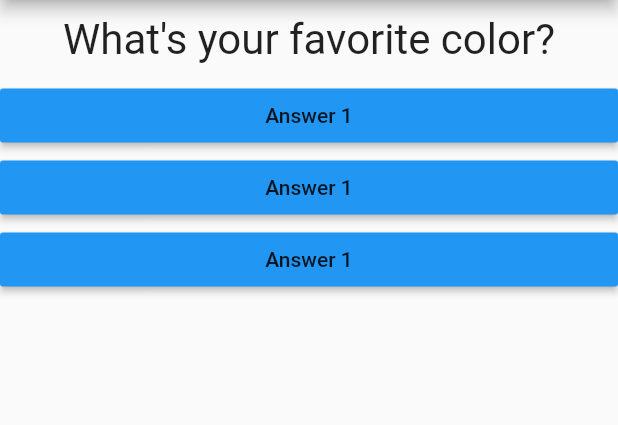
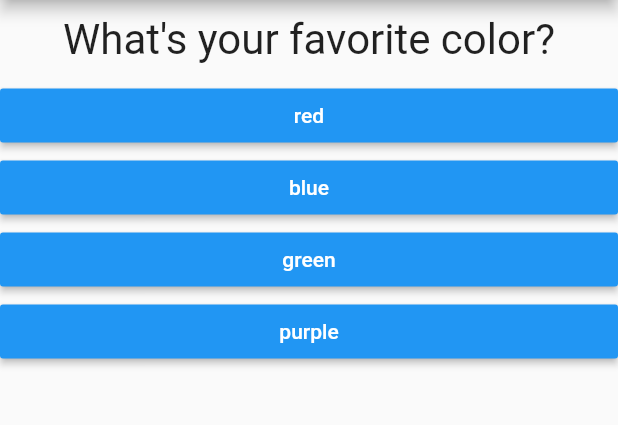
Before and after one commit to jackjhall22/firstFlutterApp, a Flutter app: the screen it shows after launch, on a phone screen of 412 x 824 dp, the part 84-509 px from its top. Run offline on Flutter 3.47's test engine with Material 2 defaults, Android fonts, the phone set to English and light mode, and no system bars.

Commit message:
support dynamic rendering answer buttons

```diff
--- a/lib/answer.dart
+++ b/lib/answer.dart
@@ -2,14 +2,17 @@ import 'package:flutter/material.dart';
 
 class Answer extends StatelessWidget {
   final Function selectHandler;
-  Answer(this.selectHandler);
+  final String answerText;
+
+  Answer(this.selectHandler, this.answerText);
   @override
   Widget build(BuildContext context) {
     return Container(
       width: double.infinity,
       child: RaisedButton(
         color: Colors.blue,
-        child: Text('Answer 1'),
+        textColor: Colors.white,
+        child: Text(answerText),
         onPressed: selectHandler,
       ),
     );
--- a/lib/main.dart
+++ b/lib/main.dart
@@ -21,7 +21,7 @@ class _MyAppState extends State<MyApp> {
 
   void _answerQuestion() {
     setState(() {
-      _questionIndex = _questionIndex == 0 ? _questionIndex + 1 : 1;
+      _questionIndex = _questionIndex < 2 ? _questionIndex + 1 : 0;
     });
     print('Answer Chosen!');
   }
@@ -29,8 +29,23 @@ class _MyAppState extends State<MyApp> {
   @override
   Widget build(context) {
     var questions = [
-      'What\'s your favorite color?',
-      'What\'s your favorite animal?',
+      {
+        'questionText': 'What\'s your favorite color?',
+        'answers': ['red', 'blue', 'green', 'purple'],
+      },
+      {
+        'questionText': 'What\'s your favorite animal?',
+        'answers': [
+          'dog',
+          'cat',
+          'cow',
+          'rabbit',
+        ],
+      },
+      {
+        'questionText': 'Who\'s your favorite instructor?',
+        'answers': ['paulo', 'bob', 'jack', 'max'],
+      },
     ];
     return MaterialApp(
       home: Scaffold(
@@ -40,11 +55,12 @@ class _MyAppState extends State<MyApp> {
         body: Column(
           children: <Widget>[
             Question(
-              questions[_questionIndex],
+              questions[_questionIndex]['questionText'],
             ),
-            Answer(_answerQuestion),
-            Answer(_answerQuestion),
-            Answer(_answerQuestion),
+            ...(questions[_questionIndex]['answers'] as List<String>)
+                .map((answer) {
+              return Answer(_answerQuestion, answer);
+            }).toList()
           ],
         ),
       ),
```
